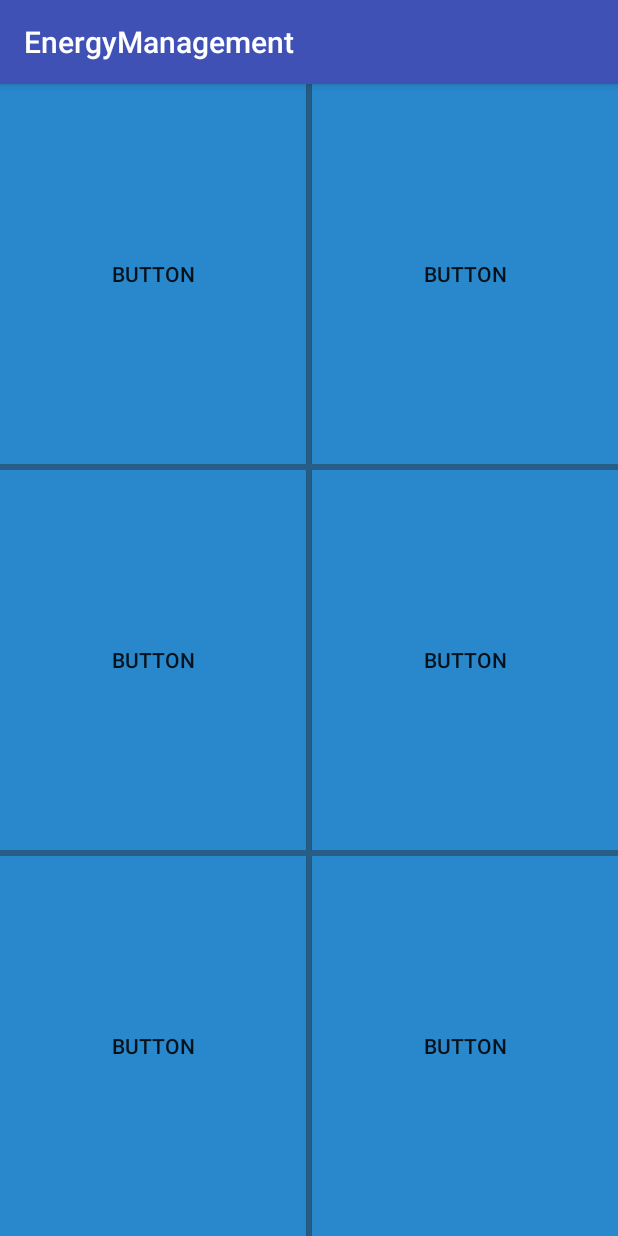
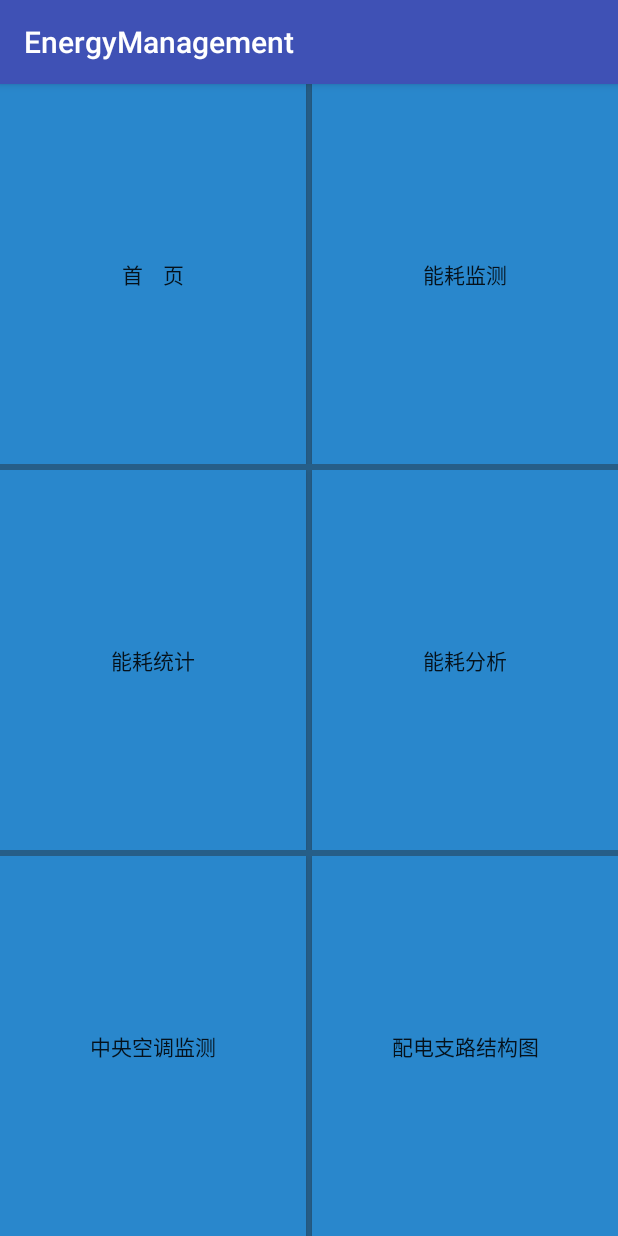
Before and after one commit to Windman1320/EnergyManagement, an Android app: the Main screen opened directly, with no data from a screen before it, on a phone screen of 412 x 824 dp. Run offline under Robolectric (Android 15) with nearby library versions, the phone set to English and light mode, and no system bars.

Commit message:
sdk改为23

```diff
--- a/app/build.gradle
+++ b/app/build.gradle
@@ -1,12 +1,12 @@
 apply plugin: 'com.android.application'
 
 android {
-    compileSdkVersion 24
-    buildToolsVersion "23.0.3"
+    compileSdkVersion 23
+    buildToolsVersion '23.0.1'
     defaultConfig {
         applicationId "com.tony.energymanagement.energymanagement"
         minSdkVersion 15
-        targetSdkVersion 24
+        targetSdkVersion 23
         versionCode 1
         versionName "1.0"
         testInstrumentationRunner "android.support.test.runner.AndroidJUnitRunner"
@@ -24,7 +24,7 @@ dependencies {
     androidTestCompile('com.android.support.test.espresso:espresso-core:2.2.2', {
         exclude group: 'com.android.support', module: 'support-annotations'
     })
-    compile 'com.android.support:appcompat-v7:24.0.0-alpha2'
+    compile 'com.android.support:appcompat-v7:23.0.0'
     testCompile 'junit:junit:4.12'
-    compile 'com.android.support:cardview-v7:24.0.0-alpha2'
+    compile 'com.android.support:cardview-v7:23.0.0'
 }
--- a/app/src/main/java/com/tony/energymanagement/em/LoginActivity.java
+++ b/app/src/main/java/com/tony/energymanagement/em/LoginActivity.java
@@ -3,10 +3,10 @@ package com.tony.energymanagement.em;
 import android.content.Intent;
 import android.os.Bundle;
 import android.support.v7.app.AppCompatActivity;
+import android.util.Log;
 import android.view.View;
 import android.widget.Button;
 import android.widget.EditText;
-import android.widget.Toast;
 
 import com.tony.energymanagement.energymanagement.R;
 
@@ -26,21 +26,26 @@ public class LoginActivity extends AppCompatActivity {
 
         btn_login.setOnClickListener(new View.OnClickListener() {
             @Override
-            public void onClick(View view) {
-                if("".equals(ed_username.getText())|ed_username.getText()==null) {
-                    Toast.makeText(LoginActivity.this,"用户名不能为空！",Toast.LENGTH_SHORT).show();
-                    if("".equals(ed_passwd.getText())||ed_passwd.getText()==null){
-                        Toast.makeText(LoginActivity.this,"密码不能为空！",Toast.LENGTH_SHORT).show();
-                    }else {
-                        Intent intent = new Intent(LoginActivity.this,Main.class);
-                        startActivity(intent);
-                    }
-                }
+            public void onClick(View v) {
+               Log.i("LoginActivity:","onClick執行了");
+               Log.i("LoginActivity:","username->"+ed_username.getText());
+               Log.i("LoginActivity:","username->"+ed_passwd.getText());
+
+
+//                if("".equals(ed_username.getText())||ed_username.getText()==null) {
+//                    Toast.makeText(LoginActivity.this,"用户名不能为空！",Toast.LENGTH_SHORT).show();
+//                    if("".equals(ed_passwd.getText())||ed_passwd.getText()==null){
+//                        Toast.makeText(LoginActivity.this,"密码不能为空！",Toast.LENGTH_SHORT).show();
+//                    }else {
+//
+//                    }
+//                }
                 //验证用户名和密码是否正确
 
 
                 //跳转到下一个activity
-
+                Intent intent = new Intent(LoginActivity.this,Main.class);
+                startActivity(intent);
             }
         });
     }
--- a/app/src/main/java/com/tony/energymanagement/em/Main.java
+++ b/app/src/main/java/com/tony/energymanagement/em/Main.java
@@ -2,14 +2,37 @@ package com.tony.energymanagement.em;
 
 import android.os.Bundle;
 import android.support.v7.app.AppCompatActivity;
+import android.view.View;
+import android.widget.Button;
 
 import com.tony.energymanagement.energymanagement.R;
 
-public class Main extends AppCompatActivity {
-
+public class Main extends AppCompatActivity implements View.OnClickListener{
+    private Button btn_shouye;
+    private Button btn_energyMonitor;
+    private Button btn_energyStat;
+    private Button btn_energyAnalysis;
+    private Button btn_airMonitor;
+    private Button btn_dianlutu;
     @Override
     protected void onCreate(Bundle savedInstanceState) {
         super.onCreate(savedInstanceState);
         setContentView(R.layout.activity_main);
+        btn_shouye = (Button) findViewById(R.id.btn_shouye);
+        btn_energyMonitor = (Button) findViewById(R.id.btn_emonitor);
+        btn_energyStat = (Button) findViewById(R.id.btn_estatistic);
+        btn_energyAnalysis = (Button) findViewById(R.id.btn_eanalysis);
+        btn_airMonitor = (Button) findViewById(R.id.btn_airMonitor);
+        btn_dianlutu = (Button) findViewById(R.id.btn_dianlutu);
+
+    }
+
+    //设置监听
+    @Override
+    public void onClick(View view) {
+        switch (view.getId()) {
+            case R.id.btn_shouye:
+                break;
+        }
     }
 }
--- a/app/src/main/res/layout/activity_main.xml
+++ b/app/src/main/res/layout/activity_main.xml
@@ -2,83 +2,88 @@
 <LinearLayout xmlns:android="http://schemas.android.com/apk/res/android"
     xmlns:tools="http://schemas.android.com/tools"
     android:id="@+id/activity_main"
-    android:orientation="vertical"
     android:layout_width="match_parent"
     android:layout_height="match_parent"
     android:background="#265E88"
-    >
+    android:orientation="vertical">
 
     <LinearLayout
         android:layout_width="match_parent"
         android:layout_height="wrap_content"
+        android:layout_weight="1"
         android:orientation="horizontal"
-        android:layout_weight="1"
 
         >
 
         <Button
-            android:layout_width="wrap_content"
+            android:id="@+id/btn_shouye"
+            android:layout_width="match_parent"
             android:layout_height="match_parent"
-            android:text="Button"
+            android:layout_marginRight="2dp"
             android:layout_weight="1"
             android:background="#2987CC"
-            android:layout_marginRight="2dp"/>
+            android:text="首    页" />
 
         <Button
-            android:layout_width="wrap_content"
+            android:id="@+id/btn_emonitor"
+            android:layout_width="match_parent"
             android:layout_height="match_parent"
-            android:text="Button"
+            android:layout_marginLeft="2dp"
             android:layout_weight="1"
             android:background="#2987CC"
-            android:layout_marginLeft="2dp"/>
+            android:text="能耗监测" />
     </LinearLayout>
 
     <LinearLayout
         android:layout_width="match_parent"
         android:layout_height="wrap_content"
-        android:orientation="horizontal"
+        android:layout_marginTop="4dp"
         android:layout_weight="1"
-        android:layout_marginTop="4dp">
+        android:orientation="horizontal">
 
         <Button
-            android:layout_width="wrap_content"
+            android:id="@+id/btn_estatistic"
+            android:layout_width="match_parent"
             android:layout_height="match_parent"
-            android:text="Button"
+            android:layout_marginRight="2dp"
             android:layout_weight="1"
             android:background="#2987CC"
-            android:layout_marginRight="2dp"/>
+            android:text="能耗统计" />
 
         <Button
-            android:layout_width="wrap_content"
+            android:id="@+id/btn_eanalysis"
+            android:layout_width="match_parent"
             android:layout_height="match_parent"
-            android:text="Button"
+            android:layout_marginLeft="2dp"
             android:layout_weight="1"
             android:background="#2987CC"
-            android:layout_marginLeft="2dp"/>
+            android:text="能耗分析" />
     </LinearLayout>
 
     <LinearLayout
         android:layout_width="match_parent"
         android:layout_height="wrap_content"
-        android:orientation="horizontal"
+        android:layout_marginTop="4dp"
         android:layout_weight="1"
-        android:layout_marginTop="4dp">
+        android:orientation="horizontal">
 
         <Button
-            android:layout_width="wrap_content"
+            android:id="@+id/btn_airMonitor"
+            android:layout_width="match_parent"
             android:layout_height="match_parent"
-            android:text="Button"
+            android:layout_marginRight="2dp"
             android:layout_weight="1"
             android:background="#2987CC"
-            android:layout_marginRight="2dp"/>
+            android:text="中央空调监测" />
 
         <Button
-            android:layout_width="wrap_content"
+            android:id="@+id/btn_dianlutu"
+            android:layout_width="match_parent"
             android:layout_height="match_parent"
-            android:text="Button"
+            android:layout_marginLeft="2dp"
             android:layout_weight="1"
             android:background="#2987CC"
-            android:layout_marginLeft="2dp"/>
+            android:text="配电支路结构图" />
     </LinearLayout>
 
 
```
